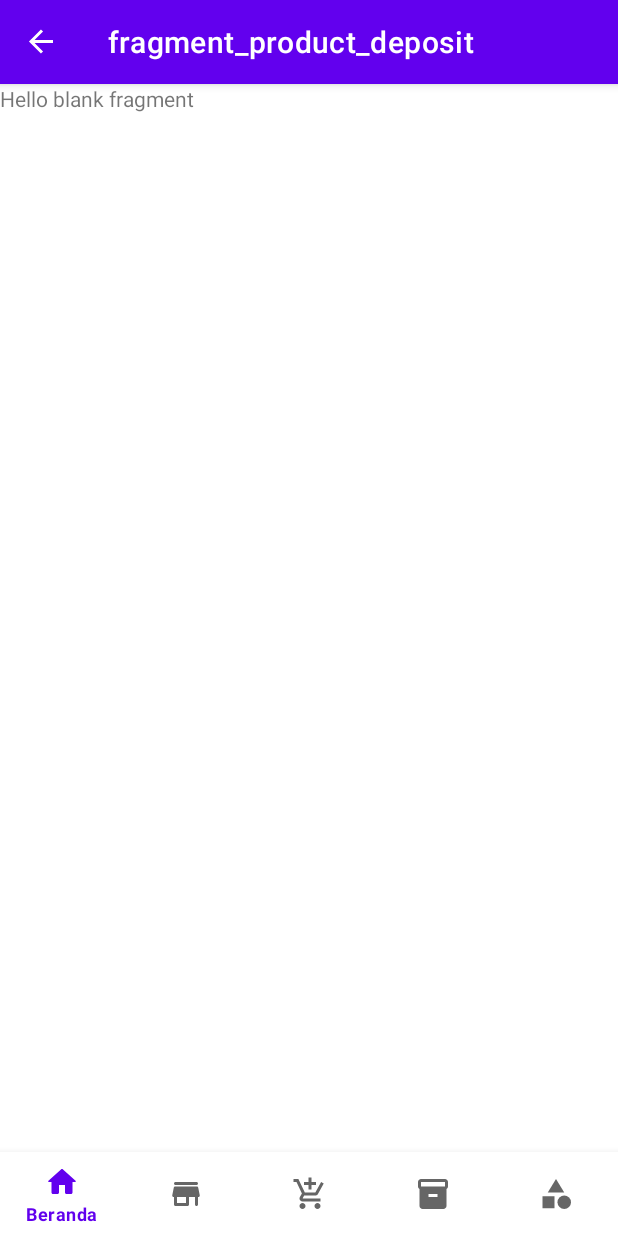
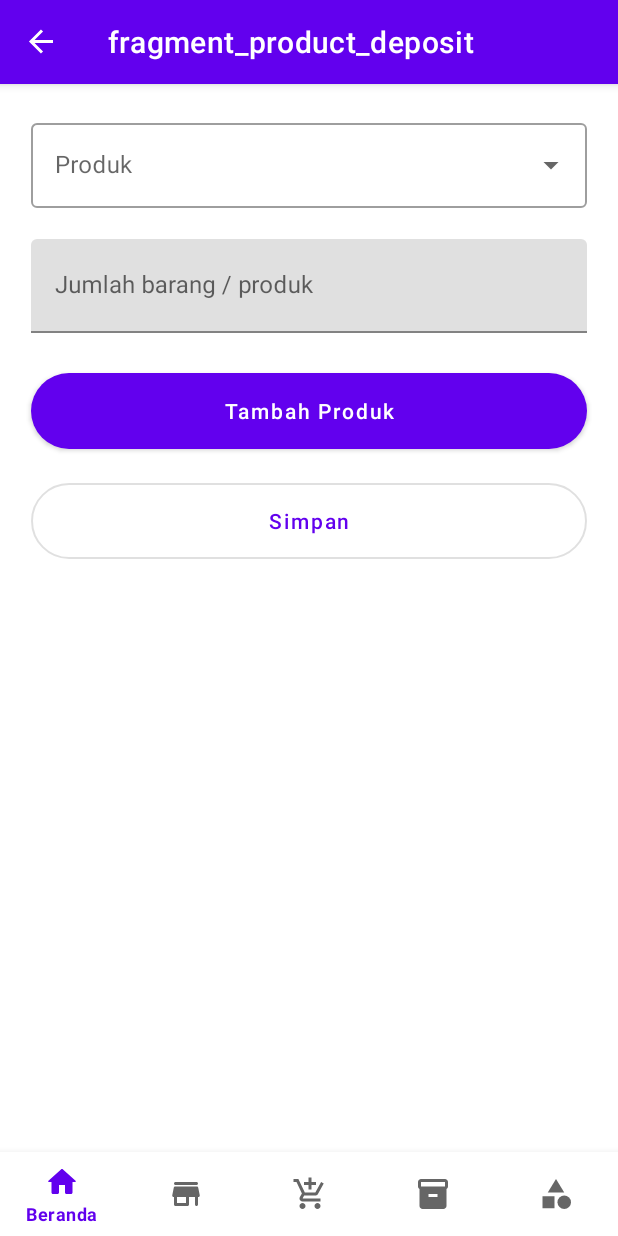
Before and after one commit to hanifalfaqih/TitipBarangKu, an Android app: the AddProductDepositFragment screen opened through its navigation route, on a phone screen of 412 x 824 dp. Run offline under Robolectric (Android 15) with nearby library versions, the phone set to English and light mode, and no system bars; our stand-ins replace navigation-ui, sdp/ssp sizes.

Commit message:
create layout and item list for add product deposit

```diff
--- a/app/src/main/res/layout/fragment_add_product_deposit.xml
+++ b/app/src/main/res/layout/fragment_add_product_deposit.xml
@@ -1,14 +1,71 @@
 <?xml version="1.0" encoding="utf-8"?>
-<FrameLayout xmlns:android="http://schemas.android.com/apk/res/android"
+<androidx.constraintlayout.widget.ConstraintLayout xmlns:android="http://schemas.android.com/apk/res/android"
+    xmlns:app="http://schemas.android.com/apk/res-auto"
     xmlns:tools="http://schemas.android.com/tools"
     android:layout_width="match_parent"
     android:layout_height="match_parent"
-    tools:context=".ui.deposit.AddProductDepositFragment">
+    tools:context=".ui.product.ProductBottomSheetFragment">
 
-    <!-- TODO: Update blank fragment layout -->
-    <TextView
+    <com.google.android.material.textfield.TextInputLayout
+        android:id="@+id/pick_product"
+        style="@style/Widget.MaterialComponents.TextInputLayout.OutlinedBox.ExposedDropdownMenu"
         android:layout_width="match_parent"
-        android:layout_height="match_parent"
-        android:text="@string/hello_blank_fragment" />
+        android:layout_height="wrap_content"
+        android:layout_marginTop="@dimen/_16sdp"
+        android:layout_marginStart="@dimen/_16sdp"
+        android:layout_marginEnd="@dimen/_16sdp"
+        android:hint="@string/title_product"
+        app:layout_constraintEnd_toEndOf="parent"
+        app:layout_constraintStart_toStartOf="parent"
+        app:layout_constraintTop_toTopOf="parent">
 
-</FrameLayout>
+        <AutoCompleteTextView
+            android:id="@+id/text_dropdown_product"
+            android:layout_width="match_parent"
+            android:layout_height="match_parent"
+            android:inputType="none"
+            tools:text="Happy" />
+    </com.google.android.material.textfield.TextInputLayout>
+
+    <com.google.android.material.textfield.TextInputLayout
+        android:id="@+id/til_product_quantity"
+        style="@style/TextInputLayout"
+        app:layout_constraintTop_toBottomOf="@id/pick_product"
+        app:layout_constraintStart_toStartOf="parent"
+        app:layout_constraintEnd_toEndOf="parent">
+
+        <com.google.android.material.textfield.TextInputEditText
+            android:id="@+id/et_product_quantity"
+            style="@style/EditText"
+            android:hint="@string/quantity_add_product"/>
+
+    </com.google.android.material.textfield.TextInputLayout>
+
+    <com.google.android.material.button.MaterialButton
+        android:id="@+id/btn_add_product"
+        style="@style/Button"
+        android:text="@string/add_product"
+        app:layout_constraintTop_toBottomOf="@+id/til_product_quantity"
+        app:layout_constraintStart_toStartOf="parent"
+        app:layout_constraintEnd_toEndOf="parent"/>
+
+    <com.google.android.material.button.MaterialButton
+        android:id="@+id/btn_finish"
+        style="@style/ButtonSecondary"
+        android:text="@string/save"
+        app:layout_constraintTop_toBottomOf="@+id/btn_add_product"
+        app:layout_constraintStart_toStartOf="parent"
+        app:layout_constraintEnd_toEndOf="parent"/>
+
+    <androidx.recyclerview.widget.RecyclerView
+        android:id="@+id/rv_product_in_deposit"
+        android:layout_width="0dp"
+        android:layout_height="0dp"
+        android:layout_margin="@dimen/_8sdp"
+        app:layout_constraintBottom_toBottomOf="parent"
+        app:layout_constraintEnd_toEndOf="parent"
+        app:layout_constraintStart_toStartOf="parent"
+        app:layout_constraintTop_toBottomOf="@+id/btn_finish"
+        tools:listitem="@layout/item_product_in_deposit"/>
+
+</androidx.constraintlayout.widget.ConstraintLayout>
```
Also changed, not shown: app/src/main/res/layout/item_product_in_deposit.xml (added, +62 -0 lines).
